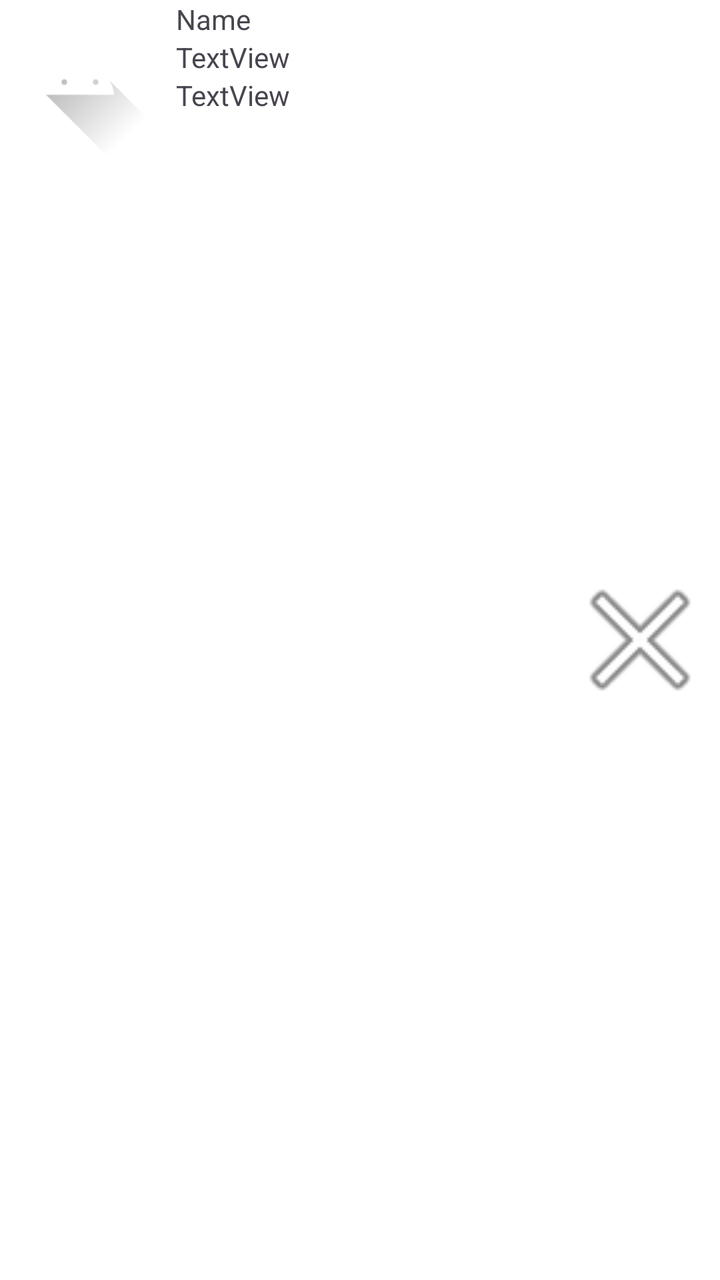
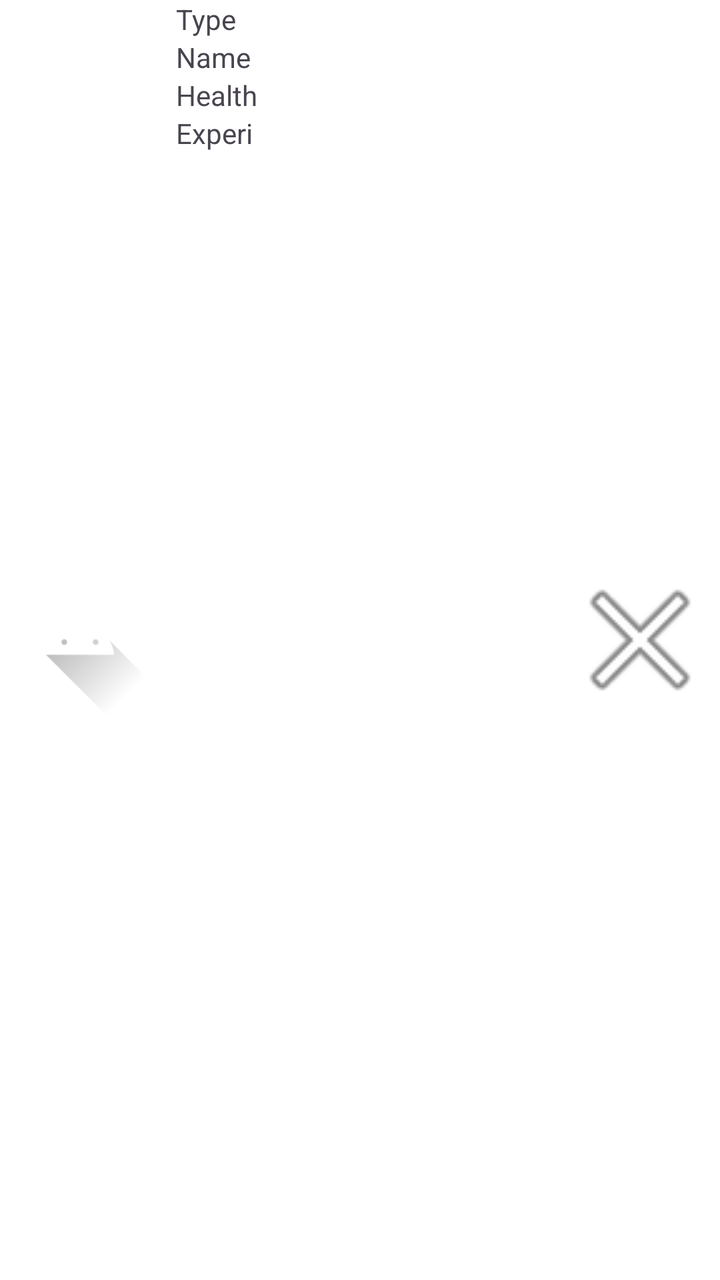

The first picture is an Android layout as it rendered before a commit; the second is the same layout after the commit. The layout source and the unified diff follow.
<!-- AndroidManifest.xml: application theme Theme.OlioLUTEMON -->
<!-- res/layout/lutemon_training_view.xml -->
<?xml version="1.0" encoding="utf-8"?>
<androidx.appcompat.widget.LinearLayoutCompat xmlns:android="http://schemas.android.com/apk/res/android"
    xmlns:app="http://schemas.android.com/apk/res-auto"
    xmlns:tools="http://schemas.android.com/tools"
    android:layout_width="match_parent"
    android:layout_height="80dp"
    android:layout_marginTop="1dp"
    android:background="@color/white">

    <androidx.constraintlayout.widget.ConstraintLayout
        android:layout_width="match_parent"
        android:layout_height="match_parent">

        <ImageView
            android:id="@+id/LutemonTrainingImg"
            android:layout_width="80dp"
            android:layout_height="80dp"
            app:layout_constraintStart_toStartOf="parent"
            app:layout_constraintTop_toTopOf="parent"
            app:srcCompat="@drawable/ic_launcher_foreground" />

        <LinearLayout
            android:id="@+id/linearLayout"
            android:layout_width="wrap_content"
            android:layout_height="match_parent"
            android:layout_marginStart="8dp"
            android:orientation="vertical"
            app:layout_constraintStart_toEndOf="@+id/LutemonTrainingImg">

            <TextView
                android:id="@+id/LutemonTrainingNameTxt"
                android:layout_width="match_parent"
                android:layout_height="wrap_content"
                android:text="Name" />

            <TextView
                android:id="@+id/LutemonTrainingTypeTxt"
                android:layout_width="wrap_content"
                android:layout_height="wrap_content"
                android:text="TextView" />

            <TextView
                android:id="@+id/LutemonTrainingHpTxt"
                android:layout_width="match_parent"
                android:layout_height="wrap_content"
                android:text="TextView" />
        </LinearLayout>

        <ImageView
            android:id="@+id/SendHomeBtn"
            android:layout_width="80dp"
            android:layout_height="80dp"
            app:layout_constraintBottom_toBottomOf="parent"
            app:layout_constraintEnd_toEndOf="parent"
            app:layout_constraintTop_toTopOf="parent"
            app:srcCompat="@android:drawable/ic_menu_close_clear_cancel" />

    </androidx.constraintlayout.widget.ConstraintLayout>

</androidx.appcompat.widget.LinearLayoutCompat>
<!-- resources referenced by this layout -->
<resources>
  <color name="white">#FFFFFFFF</color>
  <!-- drawable ic_launcher_foreground (drawable) -->
  <vector xmlns:android="http://schemas.android.com/apk/res/android"
      xmlns:aapt="http://schemas.android.com/aapt"
      android:width="108dp"
      android:height="108dp"
      android:viewportWidth="108"
      android:viewportHeight="108">
      <path android:pathData="M31,63.928c0,0 6.4,-11 12.1,-13.1c7.2,-2.6 26,-1.4 26,-1.4l38.1,38.1L107,108.928l-32,-1L31,63.928z">
          <aapt:attr name="android:fillColor">
              <gradient
                  android:endX="85.84757"
                  android:endY="92.4963"
                  android:startX="42.9492"
                  android:startY="49.59793"
                  android:type="linear">
                  <item
                      android:color="#44000000"
                      android:offset="0.0" />
                  <item
                      android:color="#00000000"
                      android:offset="1.0" />
              </gradient>
          </aapt:attr>
      </path>
      <path
          android:fillColor="#FFFFFF"
          android:fillType="nonZero"
          android:pathData="M65.3,45.828l3.8,-6.6c0.2,-0.4 0.1,-0.9 -0.3,-1.1c-0.4,-0.2 -0.9,-0.1 -1.1,0.3l-3.9,6.7c-6.3,-2.8 -13.4,-2.8 -19.7,0l-3.9,-6.7c-0.2,-0.4 -0.7,-0.5 -1.1,-0.3C38.8,38.328 38.7,38.828 38.9,39.228l3.8,6.6C36.2,49.428 31.7,56.028 31,63.928h46C76.3,56.028 71.8,49.428 65.3,45.828zM43.4,57.328c-0.8,0 -1.5,-0.5 -1.8,-1.2c-0.3,-0.7 -0.1,-1.5 0.4,-2.1c0.5,-0.5 1.4,-0.7 2.1,-0.4c0.7,0.3 1.2,1 1.2,1.8C45.3,56.528 44.5,57.328 43.4,57.328L43.4,57.328zM64.6,57.328c-0.8,0 -1.5,-0.5 -1.8,-1.2s-0.1,-1.5 0.4,-2.1c0.5,-0.5 1.4,-0.7 2.1,-0.4c0.7,0.3 1.2,1 1.2,1.8C66.5,56.528 65.6,57.328 64.6,57.328L64.6,57.328z"
          android:strokeWidth="1"
          android:strokeColor="#00000000" />
  </vector>
  <style name="Theme.OlioLUTEMON" parent="Base.Theme.OlioLUTEMON" />
  <style name="Base.Theme.OlioLUTEMON" parent="Theme.Material3.DayNight.NoActionBar">
          
          
      </style>
</resources>

<!-- the commit's change to res/layout/lutemon_training_view.xml (unified diff, before → after) -->
@@ -12,9 +12,10 @@
         android:layout_height="match_parent">
 
         <ImageView
-            android:id="@+id/LutemonTrainingImg"
+            android:id="@+id/LutemonImg"
             android:layout_width="80dp"
             android:layout_height="80dp"
+            app:layout_constraintBottom_toBottomOf="parent"
             app:layout_constraintStart_toStartOf="parent"
             app:layout_constraintTop_toTopOf="parent"
             app:srcCompat="@drawable/ic_launcher_foreground" />
@@ -25,25 +26,31 @@
             android:layout_height="match_parent"
             android:layout_marginStart="8dp"
             android:orientation="vertical"
-            app:layout_constraintStart_toEndOf="@+id/LutemonTrainingImg">
-
-            <TextView
-                android:id="@+id/LutemonTrainingNameTxt"
-                android:layout_width="match_parent"
-                android:layout_height="wrap_content"
-                android:text="Name" />
+            app:layout_constraintStart_toEndOf="@+id/LutemonImg">
 
             <TextView
                 android:id="@+id/LutemonTrainingTypeTxt"
                 android:layout_width="wrap_content"
                 android:layout_height="wrap_content"
-                android:text="TextView" />
+                android:text="Type" />
 
             <TextView
-                android:id="@+id/LutemonTrainingHpTxt"
+                android:id="@+id/LutemonTrainingNameTxt"
+                android:layout_width="wrap_content"
+                android:layout_height="wrap_content"
+                android:text="Name" />
+
+            <TextView
+                android:id="@+id/LutemonTrainingHealthTxt"
+                android:layout_width="wrap_content"
+                android:layout_height="wrap_content"
+                android:text="Health" />
+
+            <TextView
+                android:id="@+id/LutemonXpTxt"
                 android:layout_width="match_parent"
                 android:layout_height="wrap_content"
-                android:text="TextView" />
+                android:text="Experience" />
         </LinearLayout>
 
         <ImageView
@@ -53,7 +60,7 @@
             app:layout_constraintBottom_toBottomOf="parent"
             app:layout_constraintEnd_toEndOf="parent"
             app:layout_constraintTop_toTopOf="parent"
-            app:srcCompat="@android:drawable/ic_menu_close_clear_cancel" />
+            android:src="@android:drawable/ic_menu_close_clear_cancel" />
 
     </androidx.constraintlayout.widget.ConstraintLayout>
 
